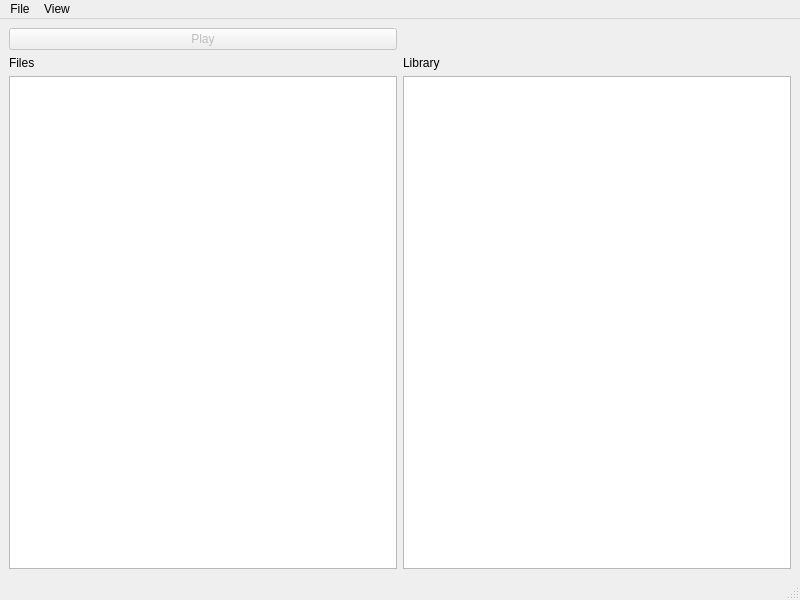
Qt form sample_drawer/mainwindow.ui (Jajcus/sampledrawer) before a commit.
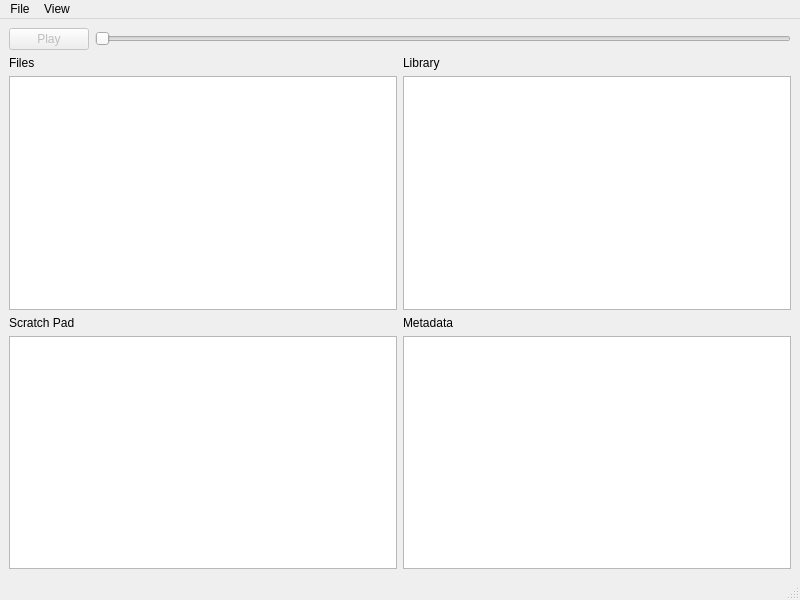
The same form after that commit. Icons and pictures are not drawn.

Commit message: basic meta-data view added

```diff
--- a/sample_drawer/mainwindow.ui
+++ b/sample_drawer/mainwindow.ui
@@ -20,47 +20,100 @@
    <string>MainWindow</string>
   </property>
   <widget class="QWidget" name="centralwidget">
-   <layout class="QGridLayout" name="gridLayout">
-    <property name="sizeConstraint">
-     <enum>QLayout::SetDefaultConstraint</enum>
-    </property>
-    <item row="7" column="1">
-     <widget class="QLabel" name="lib_label">
-      <property name="text">
-       <string>Library</string>
-      </property>
-     </widget>
-    </item>
-    <item row="8" column="1">
-     <widget class="QTreeView" name="lib_tree"/>
-    </item>
-    <item row="8" column="0">
-     <widget class="QTreeView" name="file_tree"/>
-    </item>
-    <item row="7" column="0">
-     <widget class="QLabel" name="files_label">
-      <property name="text">
-       <string>Files</string>
-      </property>
-     </widget>
-    </item>
-    <item row="6" column="0">
-     <layout class="QGridLayout" name="media_controls">
-      <item row="0" column="0">
-       <widget class="QPushButton" name="play_btn">
-        <property name="enabled">
-         <bool>false</bool>
-        </property>
-        <property name="text">
-         <string>Play</string>
-        </property>
-        <property name="icon">
-         <iconset theme="media-playback-start"/>
+   <layout class="QVBoxLayout" name="verticalLayout_5">
+    <item>
+     <layout class="QHBoxLayout" name="horizontalLayout_2">
+      <item>
+       <layout class="QGridLayout" name="media_controls">
+        <item row="0" column="0">
+         <widget class="QPushButton" name="play_btn">
+          <property name="enabled">
+           <bool>false</bool>
+          </property>
+          <property name="text">
+           <string>Play</string>
+          </property>
+          <property name="icon">
+           <iconset theme="media-playback-start">
+            <normaloff>.</normaloff>.</iconset>
+          </property>
+         </widget>
+        </item>
+       </layout>
+      </item>
+      <item>
+       <widget class="QSlider" name="horizontalSlider">
+        <property name="orientation">
+         <enum>Qt::Horizontal</enum>
         </property>
        </widget>
       </item>
      </layout>
     </item>
+    <item>
+     <layout class="QHBoxLayout" name="horizontalLayout">
+      <item>
+       <layout class="QVBoxLayout" name="verticalLayout">
+        <item>
+         <widget class="QLabel" name="files_label">
+          <property name="text">
+           <string>Files</string>
+          </property>
+         </widget>
+        </item>
+        <item>
+         <widget class="QTreeView" name="file_tree"/>
+        </item>
+       </layout>
+      </item>
+      <item>
+       <layout class="QVBoxLayout" name="verticalLayout_2">
+        <item>
+         <widget class="QLabel" name="lib_label">
+          <property name="text">
+           <string>Library</string>
+          </property>
+         </widget>
+        </item>
+        <item>
+         <widget class="QTreeView" name="lib_tree"/>
+        </item>
+       </layout>
+      </item>
+     </layout>
+    </item>
+    <item>
+     <layout class="QHBoxLayout" name="horizontalLayout_3">
+      <item>
+       <layout class="QVBoxLayout" name="verticalLayout_3">
+        <item>
+         <widget class="QLabel" name="label">
+          <property name="text">
+           <string>Scratch Pad</string>
+          </property>
+         </widget>
+        </item>
+        <item>
+         <widget class="QListView" name="listView"/>
+        </item>
+       </layout>
+      </item>
+      <item>
+       <layout class="QVBoxLayout" name="verticalLayout_4">
+        <item>
+         <widget class="QLabel" name="label_2">
+          <property name="text">
+           <string>Metadata</string>
+          </property>
+         </widget>
+        </item>
+        <item>
+         <widget class="QTreeView" name="metadata_view"/>
+        </item>
+       </layout>
+      </item>
+     </layout>
+    </item>
    </layout>
   </widget>
   <widget class="QMenuBar" name="menubar">
```
Left out of the diff: 21 changed lines with no effect on the pictures. The commit also changes 5 other files.
